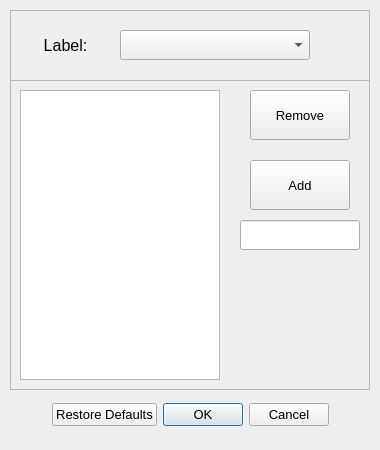
This is tools/ui/edit.ui in CarrascoII/thesis-research as Qt 5 draws it before an edit. The edited form follows.
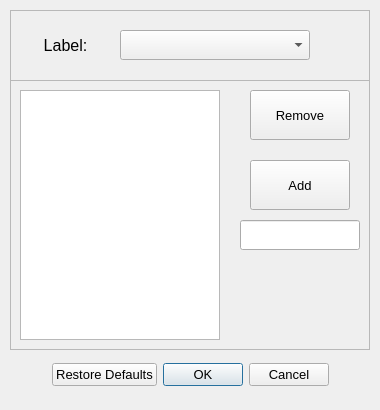
This is the edited form.

The edit to the form file:
```diff
--- a/tools/ui/edit.ui
+++ b/tools/ui/edit.ui
@@ -7,7 +7,7 @@
     <x>0</x>
     <y>0</y>
     <width>380</width>
-    <height>450</height>
+    <height>410</height>
    </rect>
   </property>
   <property name="windowTitle">
@@ -20,7 +20,7 @@
    <property name="geometry">
     <rect>
      <x>15</x>
-     <y>390</y>
+     <y>350</y>
      <width>350</width>
      <height>50</height>
     </rect>
@@ -46,7 +46,7 @@
      <x>10</x>
      <y>80</y>
      <width>360</width>
-     <height>310</height>
+     <height>270</height>
     </rect>
    </property>
    <property name="font">
@@ -66,7 +66,7 @@
       <x>10</x>
       <y>10</y>
       <width>200</width>
-      <height>290</height>
+      <height>250</height>
      </rect>
     </property>
    </widget>
```
